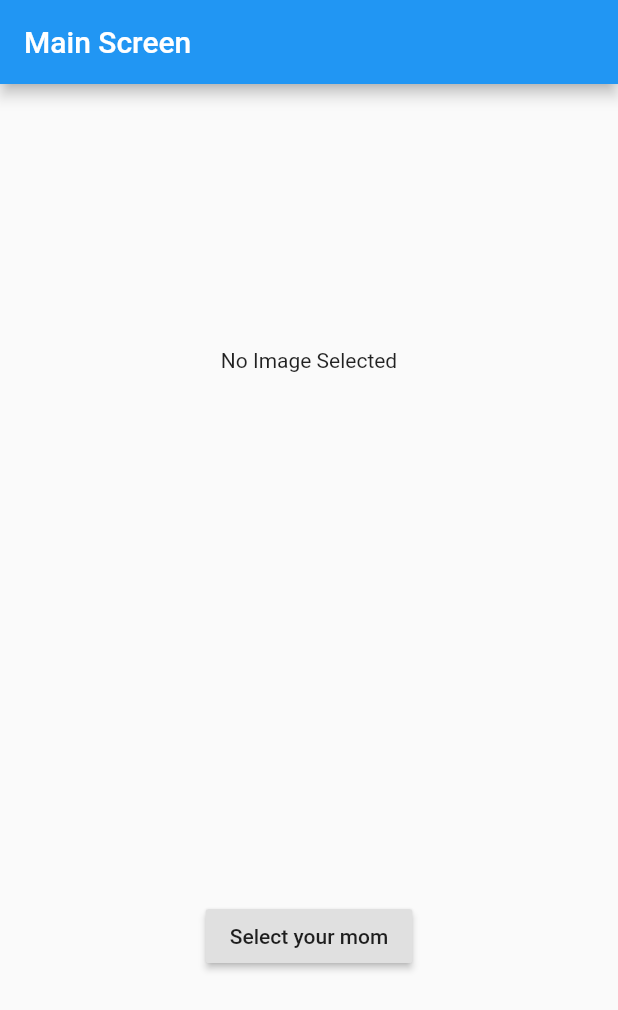
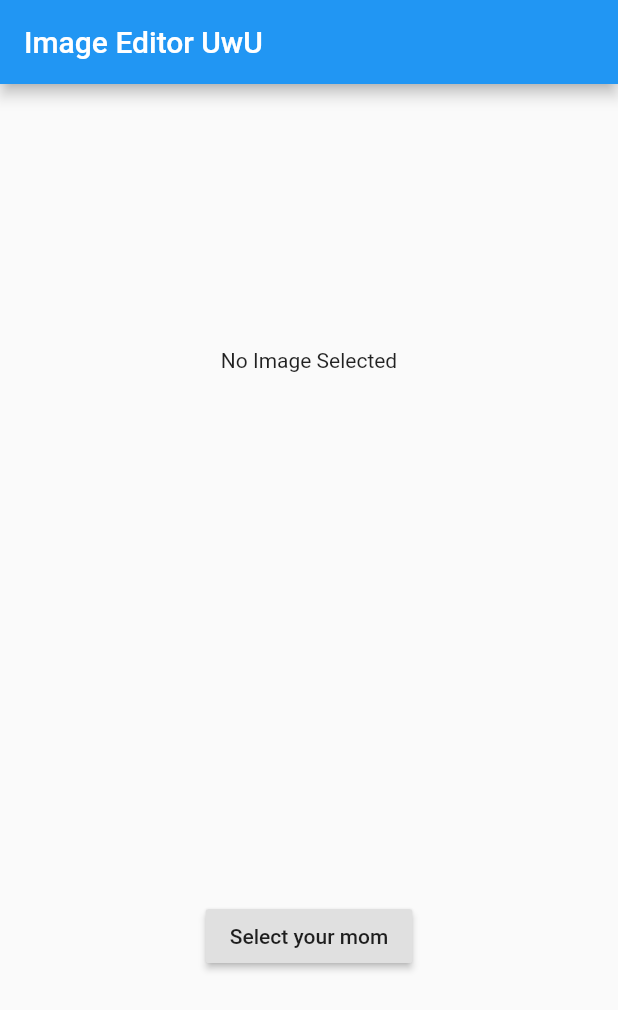
Before and after one commit to AYAYEET/image_edit, a Flutter app: the screen it shows after launch, on a phone screen of 412 x 824 dp. Shown: the top 1010 px of the screen. Run offline on Flutter 3.47's test engine with Material 2 defaults, Android fonts, the light colour scheme and no system bars; our stand-ins replace image_picker, vibration; missing offline and left inert: flutter_launcher_icons, shake.

Commit message:
icon wurde in pubspec.yaml eingefügt und funktioniert mit android.

```diff
--- a/lib/main.dart
+++ b/lib/main.dart
@@ -3,6 +3,13 @@ import 'package:flutter/material.dart';
 import 'package:image_picker/image_picker.dart';
 import 'package:shake/shake.dart';
 import 'package:vibration/vibration.dart';
+import 'package:flutter_launcher_icons/android.dart';
+import 'package:flutter_launcher_icons/constants.dart';
+import 'package:flutter_launcher_icons/custom_exceptions.dart';
+import 'package:flutter_launcher_icons/ios.dart';
+import 'package:flutter_launcher_icons/main.dart';
+import 'package:flutter_launcher_icons/utils.dart';
+import 'package:flutter_launcher_icons/xml_templates.dart';
 
 void main(){
   runApp(new MaterialApp(
@@ -88,7 +95,7 @@ class _LandingScreenState extends State<LandingScreen> {
   Widget build(BuildContext context) {
     return Scaffold(
       appBar: AppBar(
-        title: Text("Main Screen"),
+        title: Text("Image Editor UwU"),
       ),
       body: Container(
         child: Center(
```
Also changed, not shown: pubspec.yaml (+7 -0 lines), pubspec.lock, 21 other files.
